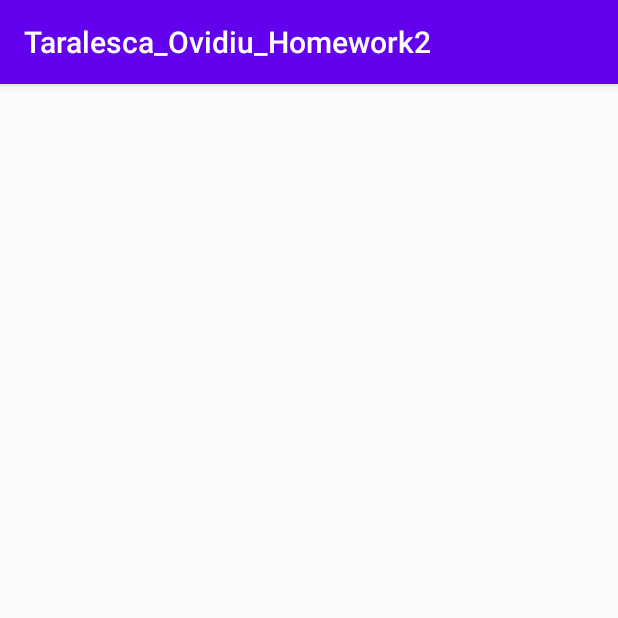
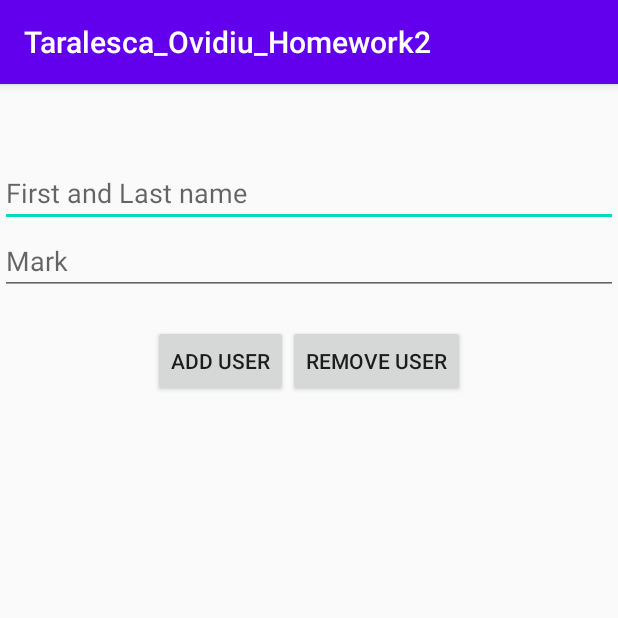
Before and after one commit to taralesca/Taralesca_Ovidiu_Homework2, an Android app: the screen it shows after launch (MainActivity), on a phone screen of 412 x 824 dp, the top half of it. Run offline under Robolectric (Android 15) with nearby library versions, the phone set to English and light mode, and no system bars; our stand-ins replace Room's generated code.

Commit message:
Add button interaction for addition/removal of users

```diff
--- a/app/src/main/java/com/example/taralesca_ovidiu_homework2/activities/MainActivity.java
+++ b/app/src/main/java/com/example/taralesca_ovidiu_homework2/activities/MainActivity.java
@@ -2,6 +2,9 @@ package com.example.taralesca_ovidiu_homework2.activities;
 
 import android.os.Build;
 import android.os.Bundle;
+import android.widget.Button;
+import android.widget.EditText;
+import android.widget.Toast;
 
 import androidx.annotation.RequiresApi;
 import androidx.appcompat.app.AppCompatActivity;
@@ -10,7 +13,9 @@ import androidx.recyclerview.widget.RecyclerView;
 
 import com.example.taralesca_ovidiu_homework2.R;
 import com.example.taralesca_ovidiu_homework2.model.User;
+import com.example.taralesca_ovidiu_homework2.util.DeleteUser;
 import com.example.taralesca_ovidiu_homework2.util.GetAllUsers;
+import com.example.taralesca_ovidiu_homework2.util.InsertUser;
 import com.example.taralesca_ovidiu_homework2.util.MyAdapter;
 
 import java.util.List;
@@ -18,9 +23,7 @@ import java.util.concurrent.ExecutionException;
 
 public class MainActivity extends AppCompatActivity {
 
-    private RecyclerView recyclerView;
-    private RecyclerView.Adapter mAdapter;
-    private RecyclerView.LayoutManager layoutManager;
+    private MyAdapter mAdapter = new MyAdapter(new String[]{});
 
     @RequiresApi(api = Build.VERSION_CODES.N)
     @Override
@@ -28,20 +31,90 @@ public class MainActivity extends AppCompatActivity {
         super.onCreate(savedInstanceState);
         setContentView(R.layout.activity_main);
 
-        recyclerView = findViewById(R.id.my_recycler_view);
+        final RecyclerView recyclerView = findViewById(R.id.my_recycler_view);
         recyclerView.setHasFixedSize(true);
-        layoutManager = new LinearLayoutManager(this);
+        final RecyclerView.LayoutManager layoutManager = new LinearLayoutManager(this);
         recyclerView.setLayoutManager(layoutManager);
+        updateRecyclerView();
 
-        try {
-            final List<User> users = new GetAllUsers(getApplicationContext()).execute().get();
-            mAdapter = new MyAdapter((users.stream().map(user -> user.getFirstName() + user.getLastName()).toArray(String[]::new)));
-        } catch (ExecutionException e) {
-            e.printStackTrace();
-        } catch (InterruptedException e) {
-            e.printStackTrace();
-        }
+        final EditText nameField = findViewById(R.id.name_field);
+        final EditText markField = findViewById(R.id.mark_field);
+        final Button addUser = findViewById(R.id.add_user);
+        final Button removeUser = findViewById(R.id.remove_user);
+
+        addUser.setOnClickListener(v -> performAddUserButtonAction(nameField, markField));
+        removeUser.setOnClickListener(v -> performRemoveUserButtonAction(nameField));
+
         recyclerView.setAdapter(mAdapter);
     }
 
+    @RequiresApi(api = Build.VERSION_CODES.N)
+    private void performRemoveUserButtonAction(EditText nameField) {
+        final String[] names = nameField.getText().toString().split(" ");
+
+        if (names.length != 2) {
+            displayToast("Please input first name and last name correctly!");
+        } else {
+            try {
+                final String firstName = names[0];
+                final String lastName = names[1];
+                if (!attemptUserDelete(firstName, lastName)) {
+                    displayToast("User not found!");
+                }
+            } catch (ExecutionException | InterruptedException e) {
+                displayToast("An error has been encountered!");
+            }
+            updateRecyclerView();
+        }
+    }
+
+    @RequiresApi(api = Build.VERSION_CODES.N)
+    private void performAddUserButtonAction(EditText nameField, EditText markField) {
+        final String namesField = nameField.getText().toString();
+
+        final Integer mark;
+        try {
+            mark = Integer.valueOf(markField.getText().toString());
+            if (mark > 10 || mark < 1) {
+                throw new NumberFormatException("Mark is invalid.");
+            }
+        } catch (NumberFormatException e) {
+            displayToast("Mark is invalid.");
+            return;
+        }
+
+
+        if (!namesField.isEmpty()) {
+            final String[] names = namesField.split(" ");
+            if (names.length != 2) {
+                displayToast("Please input first name, last name and mark correctly!");
+                return;
+            }
+            final String firstName = names[0];
+            final String lastName = names[1];
+            new InsertUser(getApplicationContext(), new User(firstName, lastName, mark)).execute();
+            updateRecyclerView();
+        }
+    }
+
+    private void displayToast(String s) {
+        Toast.makeText(getApplicationContext(), s,
+                Toast.LENGTH_LONG).show();
+    }
+
+    private Boolean attemptUserDelete(String firstName, String lastName) throws ExecutionException, InterruptedException {
+        return new DeleteUser(getApplicationContext(), firstName, lastName).execute().get();
+    }
+
+    @RequiresApi(api = Build.VERSION_CODES.N)
+    private void updateRecyclerView() {
+        try {
+            List<User> users = new GetAllUsers(getApplicationContext()).execute().get();
+            mAdapter.swapDataSet((users.stream().map(user -> user.getFirstName() + user.getLastName()).toArray(String[]::new)));
+
+        } catch (ExecutionException | InterruptedException e) {
+            displayToast("User list can't be displayed.");
+        }
+    }
+
 }
--- a/app/src/main/java/com/example/taralesca_ovidiu_homework2/util/MyAdapter.java
+++ b/app/src/main/java/com/example/taralesca_ovidiu_homework2/util/MyAdapter.java
@@ -17,6 +17,14 @@ public class MyAdapter extends RecyclerView.Adapter<MyAdapter.MyViewHolder> {
         mDataset = myDataset;
     }
 
+    public void swapDataSet(String[] newData) {
+
+        this.mDataset = newData;
+
+        //now, tell the adapter about the update
+        notifyDataSetChanged();
+
+    }
     // Create new views (invoked by the layout manager)
     @Override
     public MyAdapter.MyViewHolder onCreateViewHolder(ViewGroup parent,
--- a/app/src/main/res/layout/activity_main.xml
+++ b/app/src/main/res/layout/activity_main.xml
@@ -3,12 +3,49 @@
     xmlns:tools="http://schemas.android.com/tools"
     android:layout_width="match_parent"
     android:layout_height="match_parent"
+    android:gravity="center_horizontal"
+    android:orientation="vertical"
     tools:context=".activities.MainActivity">
+
+    <EditText
+        android:id="@+id/name_field"
+        android:layout_width="match_parent"
+        android:layout_height="wrap_content"
+        android:layout_marginTop="50dp"
+        android:hint="First and Last name"
+        android:inputType="text" />
+
+    <EditText
+        android:id="@+id/mark_field"
+        android:layout_width="match_parent"
+        android:layout_height="wrap_content"
+        android:hint="Mark"
+        android:inputType="number" />
+
+    <LinearLayout
+        android:layout_width="wrap_content"
+        android:layout_height="wrap_content"
+        android:layout_marginTop="20dp"
+        android:orientation="horizontal">
+
+        <Button
+            android:id="@+id/add_user"
+            android:layout_width="wrap_content"
+            android:layout_height="wrap_content"
+            android:text="Add user" />
+
+        <Button
+            android:id="@+id/remove_user"
+            android:layout_width="wrap_content"
+            android:layout_height="wrap_content"
+            android:text="Remove user" />
+    </LinearLayout>
 
     <androidx.recyclerview.widget.RecyclerView
         android:id="@+id/my_recycler_view"
-        android:layout_width="match_parent"
-        android:layout_height="match_parent"
+        android:layout_width="300dp"
+        android:layout_height="400dp"
+        android:layout_marginTop="30dp"
         android:scrollbars="vertical" />
 
 
--- a/app/src/main/res/layout/my_text_view.xml
+++ b/app/src/main/res/layout/my_text_view.xml
@@ -1,6 +1,8 @@
 <?xml version="1.0" encoding="utf-8"?>
 <TextView xmlns:android="http://schemas.android.com/apk/res/android"
     android:layout_width="match_parent"
-    android:layout_height="wrap_content">
+    android:layout_height="wrap_content"
+    android:layout_marginBottom="2dp"
+    android:background="@drawable/border">
 
 </TextView>
--- a/app/src/main/res/values/colors.xml
+++ b/app/src/main/res/values/colors.xml
@@ -3,4 +3,5 @@
     <color name="colorPrimary">#6200EE</color>
     <color name="colorPrimaryDark">#3700B3</color>
     <color name="colorAccent">#03DAC5</color>
+    <color name="colorBorder">#4C4C4C</color>
 </resources>
```
Also changed, not shown: app/src/main/java/com/example/taralesca_ovidiu_homework2/model/User.java (+10 -3 lines), app/src/main/java/com/example/taralesca_ovidiu_homework2/util/DeleteUser.java (added, +28 -0 lines), app/src/main/res/drawable/border.xml (added, +13 -0 lines).
